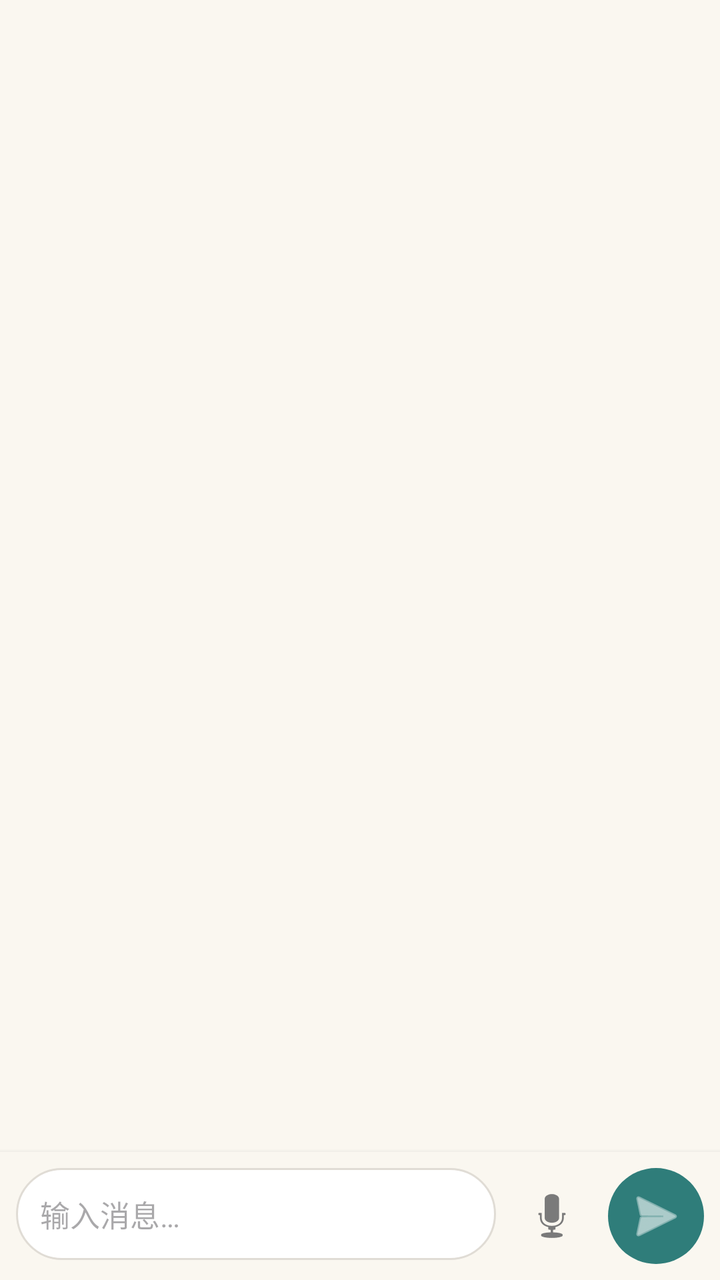
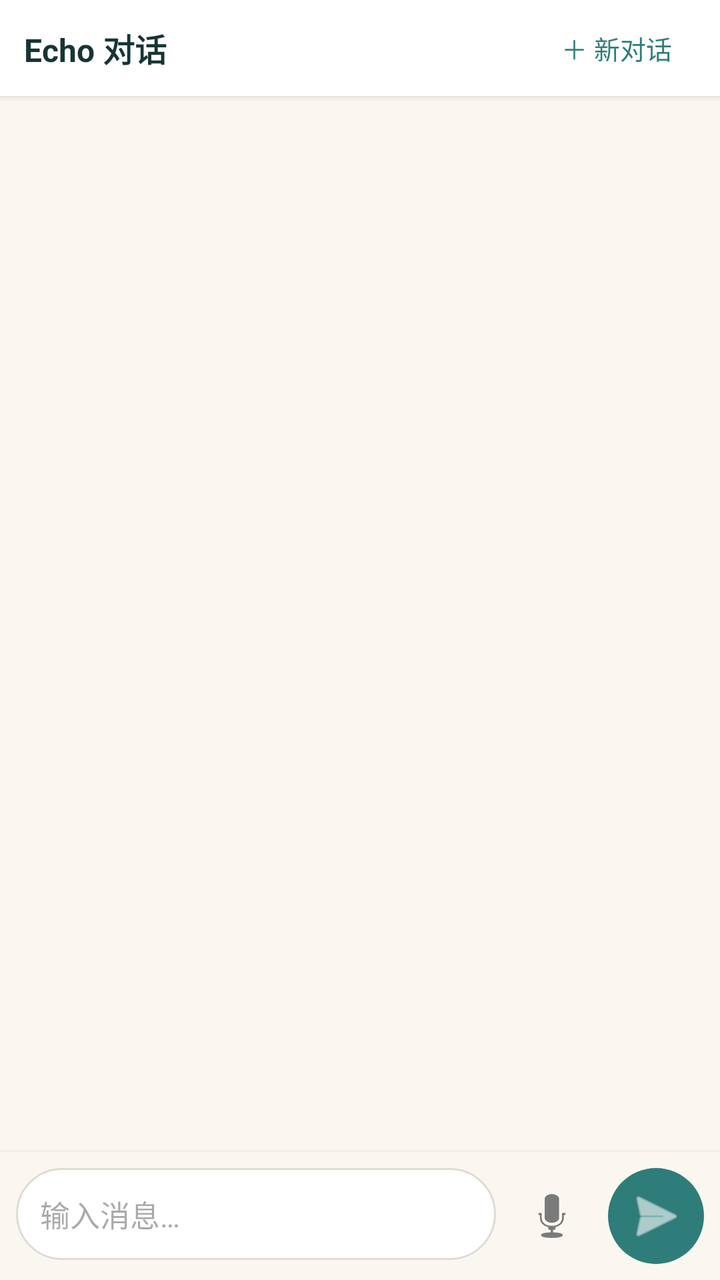

Compare the two renders of this Android layout. The source of the first and the diff that turns it into the second are given below.
<!-- AndroidManifest.xml: application theme Theme.MyApplication -->
<!-- res/layout/activity_chat.xml -->
<?xml version="1.0" encoding="utf-8"?>
<LinearLayout xmlns:android="http://schemas.android.com/apk/res/android"
    xmlns:app="http://schemas.android.com/apk/res-auto"
    android:id="@+id/root_chat"
    android:layout_width="match_parent"
    android:layout_height="match_parent"
    android:fitsSystemWindows="true"
    android:orientation="vertical"
    android:background="?attr/echoBackground">

    
    <TextView
        android:id="@+id/status_text"
        android:layout_width="match_parent"
        android:layout_height="wrap_content"
        android:background="#FFF3CD"
        android:padding="8dp"
        android:textColor="#856404"
        android:textSize="12sp"
        android:visibility="gone"
        android:gravity="center" />

    
    <androidx.recyclerview.widget.RecyclerView
        android:id="@+id/recycler_messages"
        android:layout_width="match_parent"
        android:layout_height="0dp"
        android:layout_weight="1"
        android:paddingVertical="8dp"
        android:clipToPadding="false" />

    
    <ProgressBar
        android:id="@+id/progress_loading"
        android:layout_width="24dp"
        android:layout_height="24dp"
        android:layout_gravity="center"
        android:layout_margin="4dp"
        android:visibility="gone"
        style="?android:attr/progressBarStyle" />

    
    <LinearLayout
        android:layout_width="match_parent"
        android:layout_height="wrap_content"
        android:orientation="horizontal"
        android:padding="8dp"
        android:background="?attr/echoBackground"
        android:elevation="4dp">

        <EditText
            android:id="@+id/input_message"
            android:layout_width="0dp"
            android:layout_height="wrap_content"
            android:layout_weight="1"
            android:hint="@string/hint_message"
            android:maxLines="4"
            android:padding="12dp"
            android:background="@drawable/bg_input"
            android:textSize="15sp" />

        <ImageButton
            android:id="@+id/btn_voice"
            android:layout_width="48dp"
            android:layout_height="48dp"
            android:layout_marginStart="4dp"
            android:background="?android:attr/selectableItemBackgroundBorderless"
            android:src="@android:drawable/ic_btn_speak_now"
            android:contentDescription="@string/voice_input"
            app:tint="?attr/echoTextSecondary" />

        <ImageButton
            android:id="@+id/btn_send"
            android:layout_width="48dp"
            android:layout_height="48dp"
            android:layout_marginStart="4dp"
            android:background="@drawable/bg_send_button"
            android:src="@android:drawable/ic_menu_send"
            android:contentDescription="@string/send"
            app:tint="?attr/echoOnPrimary" />
    </LinearLayout>
</LinearLayout>
<!-- resources referenced by this layout -->
<resources>
  <!-- drawable bg_input (drawable) -->
  <?xml version="1.0" encoding="utf-8"?>
  <shape xmlns:android="http://schemas.android.com/apk/res/android"
      android:shape="rectangle">
      <solid android:color="?attr/echoSurface" />
      <corners android:radius="24dp" />
      <stroke android:width="1dp" android:color="?attr/echoBorder" />
  </shape>
  <!-- drawable bg_send_button (drawable) -->
  <?xml version="1.0" encoding="utf-8"?>
  <shape xmlns:android="http://schemas.android.com/apk/res/android"
      android:shape="oval">
      <solid android:color="?attr/echoPrimary" />
  </shape>
  <string name="hint_message">输入消息…</string>
  <string name="send">发送</string>
  <string name="voice_input">语音输入</string>
  <style name="Theme.MyApplication" parent="Theme.MyApplication.Base">
          <item name="echoPrimary">#2F7D7A</item>
          <item name="echoPrimaryDark">#1E5553</item>
          <item name="echoBackground">#FAF7F0</item>
          <item name="echoSurface">#FFFFFF</item>
          <item name="echoSurfaceVariant">#F3EFE7</item>
          <item name="echoTextPrimary">#163536</item>
          <item name="echoTextSecondary">#7A7A7A</item>
          <item name="echoAccent">#E9C98F</item>
          <item name="echoOnPrimary">#FFFFFF</item>
          <item name="echoBorder">#E0DCD5</item>
          <item name="echoDestructive">#E53935</item>
          <item name="echoHint">#BDBDBD</item>
          <item name="echoBubbleUser">#2F7D7A</item>
          <item name="echoBubbleAssistant">#F3EFE7</item>
          <item name="echoToolInfoBg">#F3EFE7</item>
      </style>
  <style name="Theme.MyApplication.Base" parent="Theme.Material3.DayNight.NoActionBar">
          
          <item name="colorPrimary">?attr/echoPrimary</item>
          <item name="colorPrimaryDark">?attr/echoPrimaryDark</item>
          <item name="colorAccent">?attr/echoPrimary</item>
          <item name="android:colorBackground">?attr/echoBackground</item>
          <item name="colorSurface">?attr/echoSurface</item>
          <item name="colorOnPrimary">?attr/echoOnPrimary</item>
          <item name="colorOnSurface">?attr/echoTextPrimary</item>
          <item name="android:statusBarColor">?attr/echoBackground</item>
      </style>
</resources>

<!-- the commit's change to res/layout/activity_chat.xml (unified diff, before → after) -->
@@ -7,6 +7,43 @@
     android:fitsSystemWindows="true"
     android:orientation="vertical"
     android:background="?attr/echoBackground">
+
+    
+    <LinearLayout
+        android:layout_width="match_parent"
+        android:layout_height="48dp"
+        android:orientation="horizontal"
+        android:gravity="center_vertical"
+        android:paddingHorizontal="12dp"
+        android:background="?attr/echoSurface"
+        android:elevation="2dp">
+
+        <TextView
+            android:id="@+id/tv_chat_title"
+            android:layout_width="0dp"
+            android:layout_height="wrap_content"
+            android:layout_weight="1"
+            android:text="Echo 对话"
+            android:textColor="?attr/echoTextPrimary"
+            android:textSize="16sp"
+            android:textStyle="bold"
+            android:clickable="true"
+            android:focusable="true"
+            android:background="?android:attr/selectableItemBackground" />
+
+        <TextView
+            android:id="@+id/btn_new_chat"
+            android:layout_width="wrap_content"
+            android:layout_height="36dp"
+            android:gravity="center"
+            android:paddingHorizontal="12dp"
+            android:text="＋ 新对话"
+            android:textSize="13sp"
+            android:textColor="?attr/echoPrimary"
+            android:clickable="true"
+            android:focusable="true"
+            android:background="?android:attr/selectableItemBackground" />
+    </LinearLayout>
 
     
     <TextView
